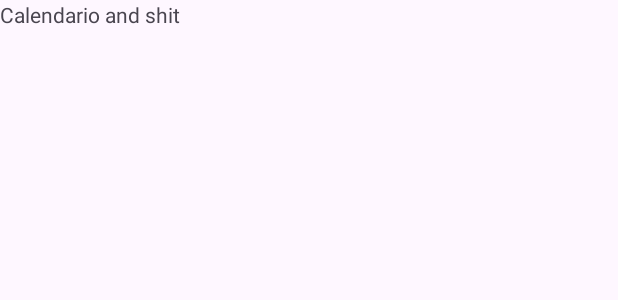
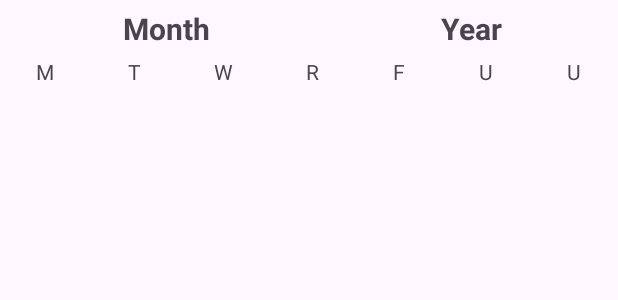
Before and after one commit to Albertotablero/Mediplanner, an Android app: the layout fragment_calendar_tab.xml on its own in the app's theme, with its tools: preview values and no code run, on a phone screen of 412 x 824 dp. Shown: the top 300 px of the screen. Run offline under Robolectric (Android 15) with nearby library versions, the phone set to English and light mode, and no system bars.

Commit message:
Starting work on Calendar

```diff
--- a/app/src/main/java/com/example/mediplanner/treatments/TreatmentsTabFragment.java
+++ b/app/src/main/java/com/example/mediplanner/treatments/TreatmentsTabFragment.java
@@ -66,16 +66,22 @@ public class TreatmentsTabFragment extends Fragment {
             @Override
             public void onItemClick(AdapterView<?> parent, View view, int position, long id) {
                 if (selectedListItem != position) {
+                    // All this just to change the text color of individual elements when the card is selected or not
                     if (selectedListItem != -1) {
                         View previeous = binding.treatmentPlansListView.getChildAt(selectedListItem);
                         previeous.findViewById(R.id.nameTreatmentsTextView).setActivated(false);
                         previeous.findViewById(R.id.descriptionTreatments).setActivated(false);
+                        previeous.findViewById(R.id.quantityTextView).setActivated(false);
+                        previeous.findViewById(R.id.quantityMetricTextView).setActivated(false);
+
                     }
                     selectedListItem = position;
 
                     View current = binding.treatmentPlansListView.getChildAt(position);
                     current.findViewById(R.id.nameTreatmentsTextView).setActivated(true);
                     current.findViewById(R.id.descriptionTreatments).setActivated(true);
+                    current.findViewById(R.id.quantityTextView).setActivated(true);
+                    current.findViewById(R.id.quantityMetricTextView).setActivated(true);
 
                 }
 
@@ -108,7 +114,7 @@ public class TreatmentsTabFragment extends Fragment {
             @Override
             public void onClick(View v) {
                 if (selectedListItem != -1) {
-                    new AlertDialog.Builder(getContext()).setTitle(R.string.removeHourWarningTitle).setMessage(R.string.removeHourPrompt).setIcon(android.R.drawable.ic_dialog_alert).setPositiveButton(android.R.string.yes, new DialogInterface.OnClickListener() {
+                    new AlertDialog.Builder(getContext()).setTitle(R.string.removeTreatmentWarningTitle).setMessage(R.string.removeTreatmentPrompt).setIcon(android.R.drawable.ic_dialog_alert).setPositiveButton(android.R.string.yes, new DialogInterface.OnClickListener() {
 
                         public void onClick(DialogInterface dialog, int whichButton) {
                             treatmentPlans.remove(selectedListItem);
@@ -121,7 +127,7 @@ public class TreatmentsTabFragment extends Fragment {
                 }
             }
         });
-        Log.d("FragmentTag", "onViewCreated: "+getTag());
+        Log.d("FragmentTag", "onViewCreated: " + getTag());
 
     }
 
--- /dev/null
+++ b/app/src/main/res/drawable/border_text.xml
@@ -0,0 +1,19 @@
+<?xml version="1.0" encoding="utf-8"?>
+
+<shape xmlns:android="http://schemas.android.com/apk/res/android"
+
+    android:shape="rectangle">
+
+    <solid android:color="@android:color/transparent" />
+
+    <stroke
+        android:width="2dp"
+        android:color="#000FFF" />
+
+    <padding
+        android:bottom="2dp"
+        android:left="2dp"
+        android:right="2dp"
+
+        android:top="2dp" />
+</shape>
--- a/app/src/main/res/layout/fragment_calendar_tab.xml
+++ b/app/src/main/res/layout/fragment_calendar_tab.xml
@@ -1,15 +1,112 @@
 <?xml version="1.0" encoding="utf-8"?>
-<FrameLayout xmlns:android="http://schemas.android.com/apk/res/android"
+<RelativeLayout xmlns:android="http://schemas.android.com/apk/res/android"
     xmlns:tools="http://schemas.android.com/tools"
     android:layout_width="match_parent"
     android:layout_height="match_parent"
     android:tag="calendar_tab_fragment"
+    android:textAlignment="center"
     tools:context=".calendar.CalendarTabFragment">
 
-    <!-- TODO: Update blank fragment layout -->
-    <TextView
+    <LinearLayout
+        android:id="@+id/yearAndMonthView"
+        android:layout_width="wrap_content"
+        android:layout_height="wrap_content"
+        android:layout_alignParentStart="true"
+        android:layout_alignParentTop="true"
+        android:layout_alignParentEnd="true"
+        android:layout_marginVertical="5dp"
+        android:layout_marginStart="5dp"
+        android:orientation="horizontal">
+
+        <TextView
+            android:id="@+id/monthDislpayed"
+            android:layout_width="wrap_content"
+            android:layout_height="wrap_content"
+            android:layout_weight="1"
+            android:text="Month"
+            android:textAlignment="center"
+            android:textSize="20sp"
+            android:textStyle="bold" />
+
+        <TextView
+            android:id="@+id/yeardisplayed"
+            android:layout_width="wrap_content"
+            android:layout_height="wrap_content"
+            android:layout_weight="1"
+            android:text="Year"
+            android:textAlignment="center"
+            android:textSize="20sp"
+            android:textStyle="bold" />
+
+    </LinearLayout>
+
+    <TableLayout
+        android:id="@+id/calendarTL"
         android:layout_width="match_parent"
-        android:layout_height="match_parent"
-        android:text="Calendario and shit" />
+        android:layout_height="wrap_content"
+        android:layout_below="@id/yearAndMonthView"
+        android:layout_alignParentStart="true">
 
-</FrameLayout>
+        <TableRow
+            android:layout_width="match_parent"
+            android:layout_height="wrap_content">
+
+            <TextView
+                android:id="@+id/textView4"
+                android:layout_width="match_parent"
+                android:layout_height="wrap_content"
+                android:layout_weight="1"
+                android:text="@string/monday"
+                android:textAlignment="center" />
+
+            <TextView
+                android:id="@+id/textView5"
+                android:layout_width="match_parent"
+                android:layout_height="wrap_content"
+                android:layout_weight="1"
+                android:text="@string/tuesday"
+                android:textAlignment="center" />
+
+            <TextView
+                android:id="@+id/textView6"
+                android:layout_width="match_parent"
+                android:layout_height="wrap_content"
+                android:layout_weight="1"
+                android:text="@string/wednesday"
+                android:textAlignment="center" />
+
+            <TextView
+                android:id="@+id/textView6"
+                android:layout_width="match_parent"
+                android:layout_height="wrap_content"
+                android:layout_weight="1"
+                android:text="@string/thursday"
+                android:textAlignment="center" />
+
+            <TextView
+                android:id="@+id/textView6"
+                android:layout_width="match_parent"
+                android:layout_height="wrap_content"
+                android:layout_weight="1"
+                android:text="@string/friday"
+                android:textAlignment="center" />
+
+            <TextView
+                android:id="@+id/textView6"
+                android:layout_width="match_parent"
+                android:layout_height="wrap_content"
+                android:layout_weight="1"
+                android:text="@string/sunday"
+                android:textAlignment="center" />
+
+            <TextView
+                android:id="@+id/textView6"
+                android:layout_width="match_parent"
+                android:layout_height="wrap_content"
+                android:layout_weight="1"
+                android:text="@string/sunday"
+                android:textAlignment="center" />
+        </TableRow>
+
+    </TableLayout>
+</RelativeLayout>
--- a/app/src/main/res/layout/treatment_list_card.xml
+++ b/app/src/main/res/layout/treatment_list_card.xml
@@ -55,6 +55,7 @@
         android:layout_marginLeft="10dp"
         android:layout_marginEnd="0dp"
         android:layout_toStartOf="@id/quantityMetricTextView"
+        android:textColor="@color/list_selected_item_text"
         android:textSize="20sp" />
 
     <TextView
@@ -63,5 +64,6 @@
         android:layout_height="wrap_content"
         android:layout_alignParentRight="true"
         android:layout_margin="10dp"
+        android:textColor="@color/list_selected_item_text"
         android:textSize="20sp" />
 </RelativeLayout>
```
